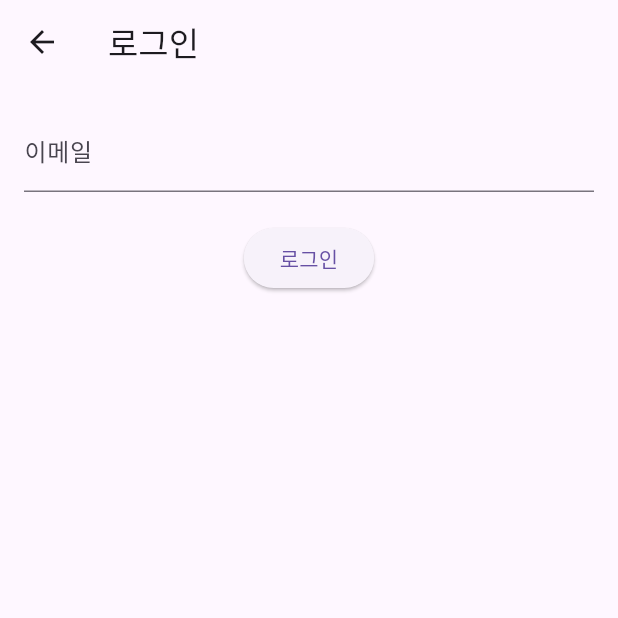
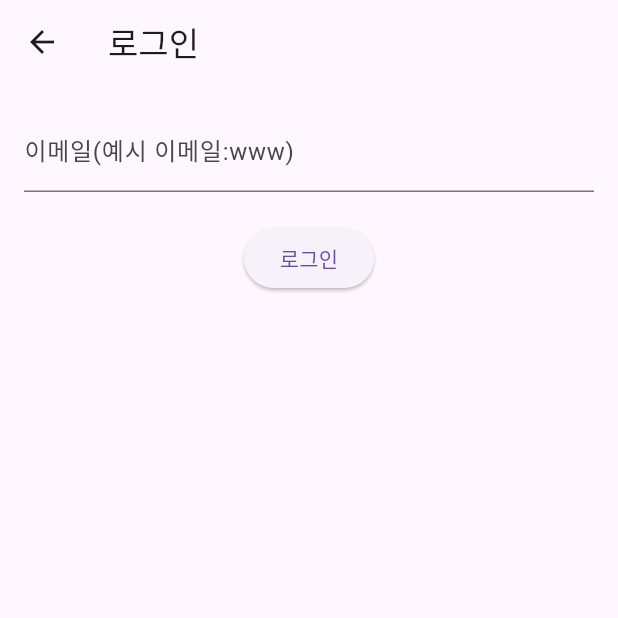
Before and after one commit to Eun0503/here_and_there, a Flutter app: the screen it shows after launch, after a tap on "로그인", on a phone screen of 412 x 824 dp, the top half of it. Run offline on Flutter 3.47's test engine with Material 3 defaults, Android fonts, the phone set to English and light mode, and no system bars; our stand-ins replace cloud_firestore, firebase_core; accounts and stored records are empty.

Commit message:
최종 수정_찐

```diff
--- a/lib/LoginPage.dart
+++ b/lib/LoginPage.dart
@@ -39,7 +39,7 @@ class _LoginPageState extends State<LoginPage> {
             MaterialPageRoute(
               builder: (context) => UserState(
                 currentUserId: userId,
-                child: const MyHomePage(title: 'ㅗㅗ',),
+                child: const MyHomePage(title: '0',),
               ),
             ),
           );
@@ -74,7 +74,7 @@ class _LoginPageState extends State<LoginPage> {
           children: [
             TextField(
               controller: _emailController,
-              decoration: InputDecoration(labelText: '이메일'),
+              decoration: InputDecoration(labelText: '이메일(예시 이메일:www)'),
               keyboardType: TextInputType.emailAddress,
             ),
             SizedBox(height: 20),
--- a/lib/Userpage.dart
+++ b/lib/Userpage.dart
@@ -61,7 +61,7 @@ class _UserpageState extends State<Userpage> {
           title: Text('친구 추가'),
           content: TextField(
             controller: _friendNameController,
-            decoration: InputDecoration(labelText: '친구 이름'),
+            decoration: InputDecoration(labelText: '친구 이름(예시 친구: 서효주, 성채원)'),
           ),
           actions: [
             TextButton(
```
